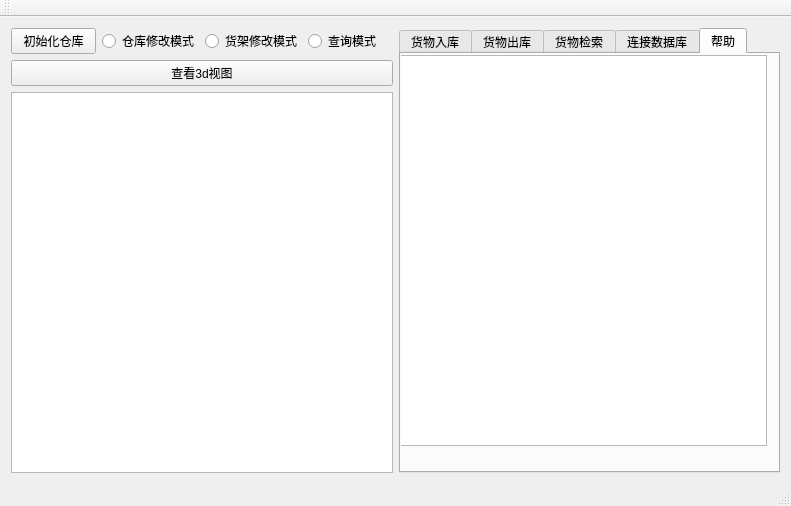
Above: mainwindow.ui from HIT-AVL/WarehousePlanning before the change. Below: the same form after it.
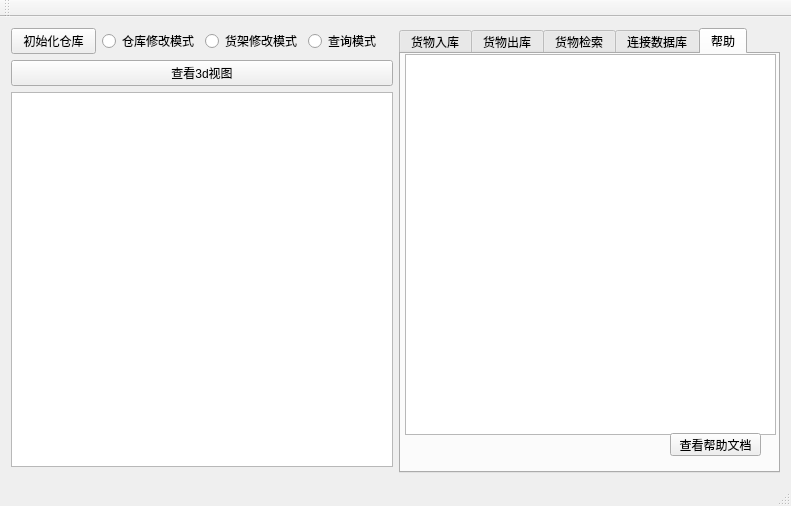
That is the form after the change. The open tabs and pages were chosen to show the change.

Commit message: 添加了显示帮助文档的功能

Patch:
```diff
--- a/mainwindow.ui
+++ b/mainwindow.ui
@@ -65,12 +65,15 @@
       <item>
        <widget class="QGraphicsView" name="houseView"/>
       </item>
+      <item>
+       <widget class="QWidget" name="widget" native="true"/>
+      </item>
      </layout>
     </item>
     <item>
      <widget class="QTabWidget" name="tab_5">
       <property name="currentIndex">
-       <number>0</number>
+       <number>4</number>
       </property>
       <widget class="QWidget" name="tab">
        <attribute name="title">
@@ -207,8 +210,8 @@
          <rect>
           <x>0</x>
           <y>0</y>
-          <width>371</width>
-          <height>391</height>
+          <width>381</width>
+          <height>411</height>
          </rect>
         </property>
         <property name="currentIndex">
@@ -457,15 +460,44 @@
        <attribute name="title">
         <string>帮助</string>
        </attribute>
-       <widget class="QTextBrowser" name="textBrowser_6">
+       <widget class="QWidget" name="help" native="true">
         <property name="geometry">
          <rect>
-          <x>-5</x>
-          <y>1</y>
-          <width>371</width>
-          <height>391</height>
+          <x>-1</x>
+          <y>-1</y>
+          <width>381</width>
+          <height>411</height>
          </rect>
         </property>
+        <widget class="QTextBrowser" name="textBrowser_4">
+         <property name="geometry">
+          <rect>
+           <x>5</x>
+           <y>1</y>
+           <width>371</width>
+           <height>381</height>
+          </rect>
+         </property>
+        </widget>
+        <widget class="QPushButton" name="hp">
+         <property name="geometry">
+          <rect>
+           <x>270</x>
+           <y>380</y>
+           <width>91</width>
+           <height>23</height>
+          </rect>
+         </property>
+         <property name="minimumSize">
+          <size>
+           <width>91</width>
+           <height>23</height>
+          </size>
+         </property>
+         <property name="text">
+          <string>查看帮助文档</string>
+         </property>
+        </widget>
        </widget>
       </widget>
      </widget>
```
The commit also changes 5 other files.
